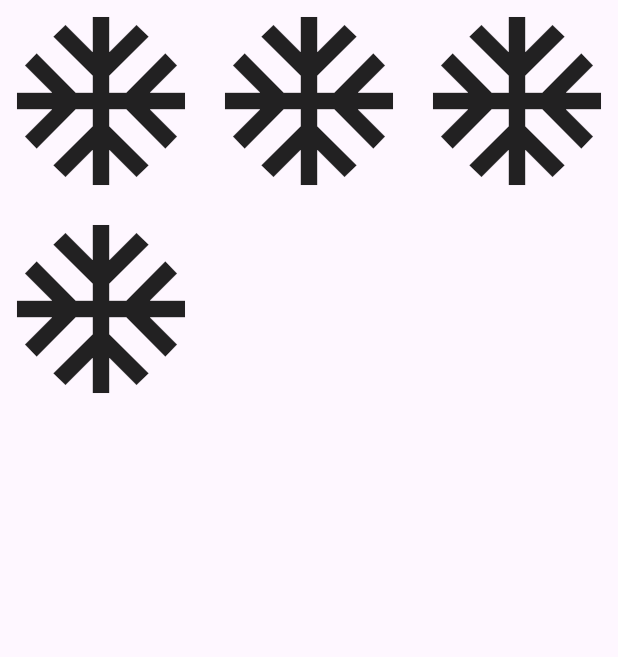
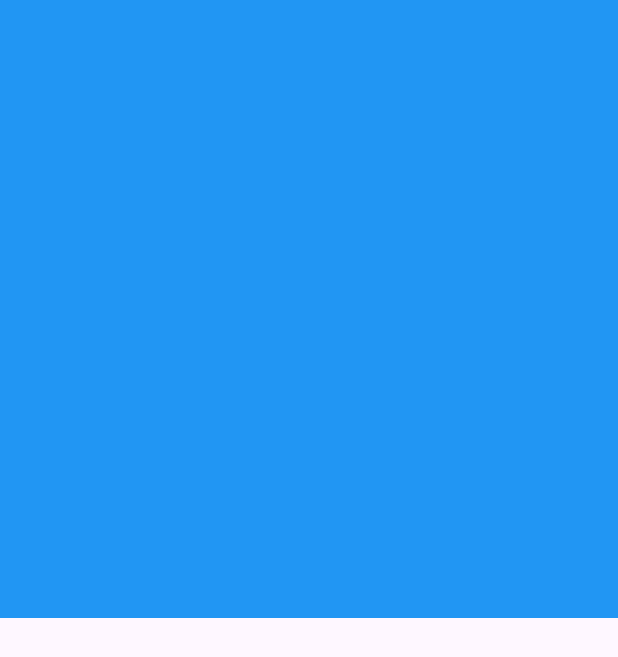
Before and after one commit to George-Samir88/responsive_UI, a Flutter app: the screen it shows after launch, on a phone screen of 412 x 824 dp. Shown: the top 657 px of the screen. Run offline on Flutter 3.47's test engine with Material 3 defaults, Android fonts, the phone set to English and light mode, and no system bars.

```diff
--- a/lib/main.dart
+++ b/lib/main.dart
@@ -53,13 +53,23 @@ class MediaQueryTest extends StatelessWidget {
             ),
           ],
         ),*/
-        body: GridView.builder(
+        /* body: GridView.builder(
             gridDelegate: const SliverGridDelegateWithFixedCrossAxisCount(
                 crossAxisCount: 3, crossAxisSpacing: 4, mainAxisSpacing: 4),
             itemCount: 4,
             itemBuilder: (context, index) {
               return const FittedBox(child: Icon(Icons.ac_unit));
-            }),
+            }),*/
+        body: Align(
+          alignment: Alignment.topCenter,
+          child: AspectRatio(
+            aspectRatio: 1,
+            child: Container(
+              width: MediaQuery.of(context).size.width,
+              color: Colors.blue,
+            ),
+          ),
+        ),
       ),
     );
   }
```
